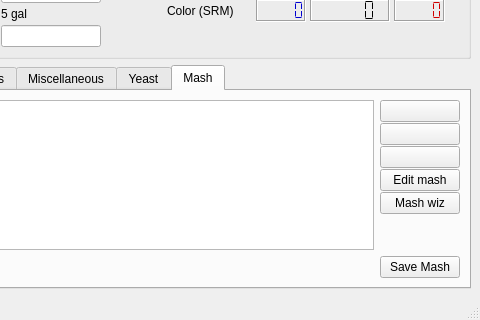
Qt form ui/mainWindow.ui (Brewtarget/brewtarget) before a commit; both pictures show x 143 to 623 and y 284 to 604 of the 623 by 604 pixel window.
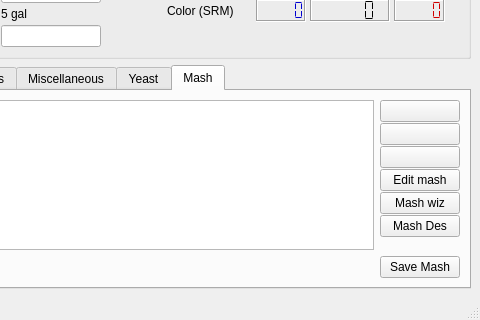
The same form after that commit. The open tabs and pages were chosen to show the change. Icons and pictures are not drawn. Custom widgets are drawn as their Qt base class.

Commit message: Added a "Mash Designer" allowing you more control over mash steps. Pretty much fixes issue 2967895. Needs some extra conditions for decoctions and tempereature steps.

Patch:
```diff
--- a/ui/mainWindow.ui
+++ b/ui/mainWindow.ui
@@ -1575,6 +1575,13 @@
               </property>
              </widget>
             </item>
+            <item>
+             <widget class="QPushButton" name="pushButton_mashDes">
+              <property name="text">
+               <string>Mash Des</string>
+              </property>
+             </widget>
+            </item>
             <item>
              <spacer name="verticalSpacer">
               <property name="orientation">
```
Left out of the diff: 2 changed lines with no effect on the pictures. The commit also changes 24 other files.
